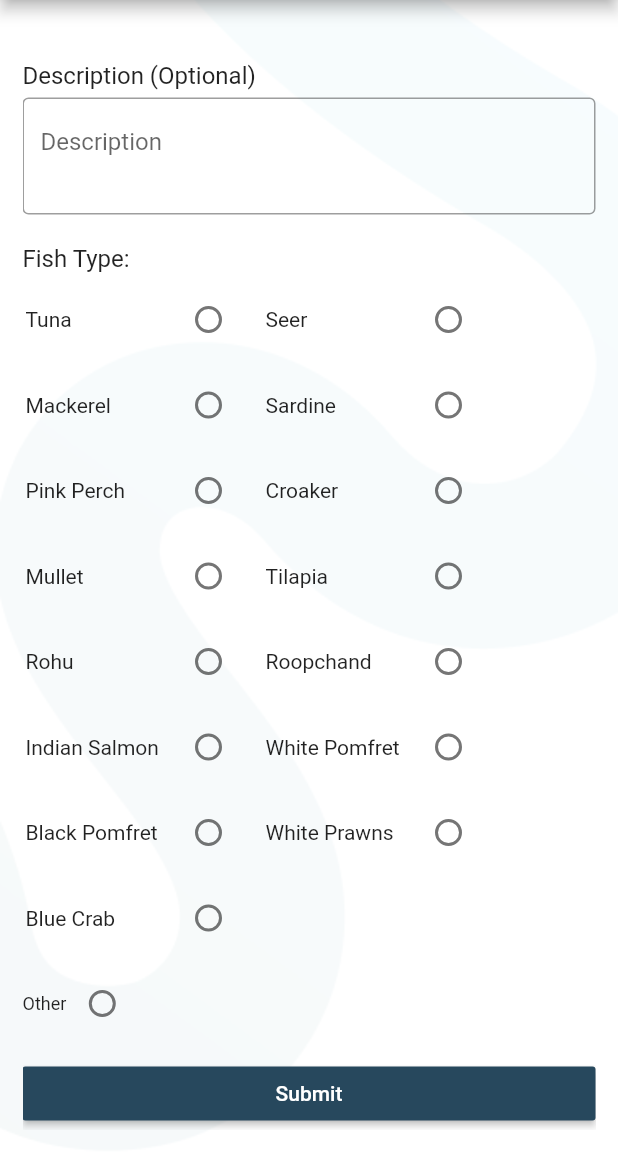
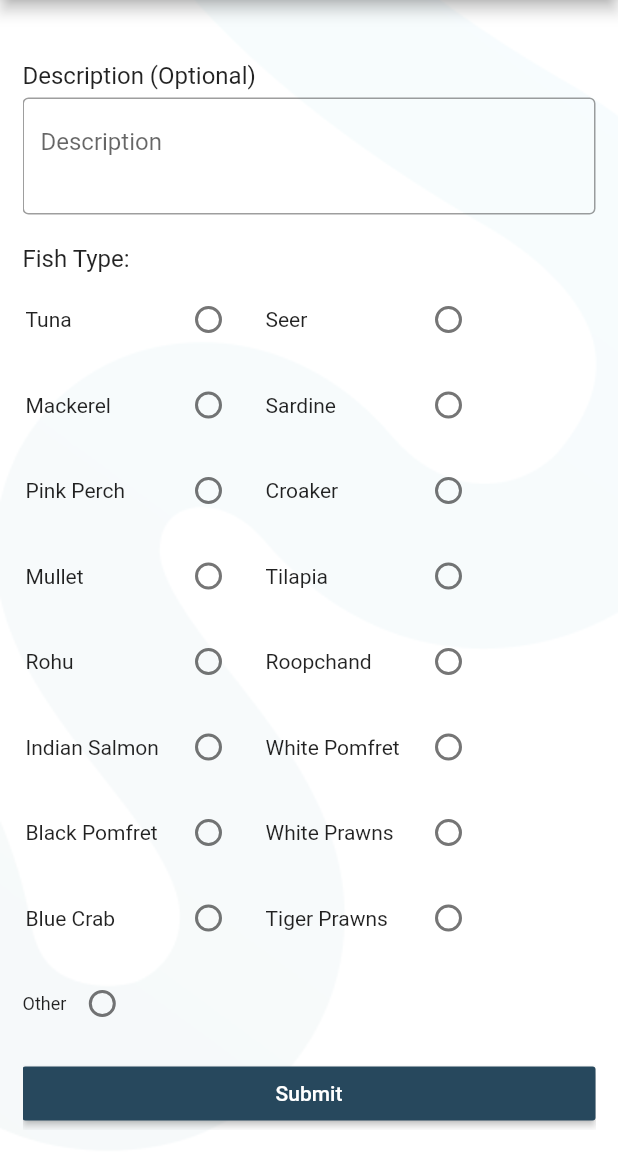
Before and after one commit to KumarAbhinav01/qzense_fish_data, a Flutter app: the MyHomePage screen opened directly with empty values, scrolled down 153 dp, on a phone screen of 412 x 824 dp, the part 84-1236 px from its top. Run offline on Flutter 3.47's test engine with Material 2 defaults, Android fonts, the phone set to English and light mode, and no system bars; our stand-ins replace image_picker.

Commit message:
New Label Added (Tiger Prawns)

```diff
--- a/lib/MyHomePage.dart
+++ b/lib/MyHomePage.dart
@@ -37,6 +37,7 @@ class _MyHomePageState extends State<MyHomePage> {
     'Roopchand',
     'White Prawns',
     'Blue Crab',
+    'Tiger Prawns',
     'Other'
   ];
 
@@ -451,6 +452,12 @@ class _MyHomePageState extends State<MyHomePage> {
                           labelText: 'Blue Crab',
                         ),
                       ),
+                      SizedBox(
+                        child: buildFishTypeContainer(
+                          fishType: 'tiger prawns',
+                          labelText: 'Tiger Prawns',
+                        ),
+                      ),
                       Row(
                         mainAxisAlignment: MainAxisAlignment.start,
                         children: [
```
